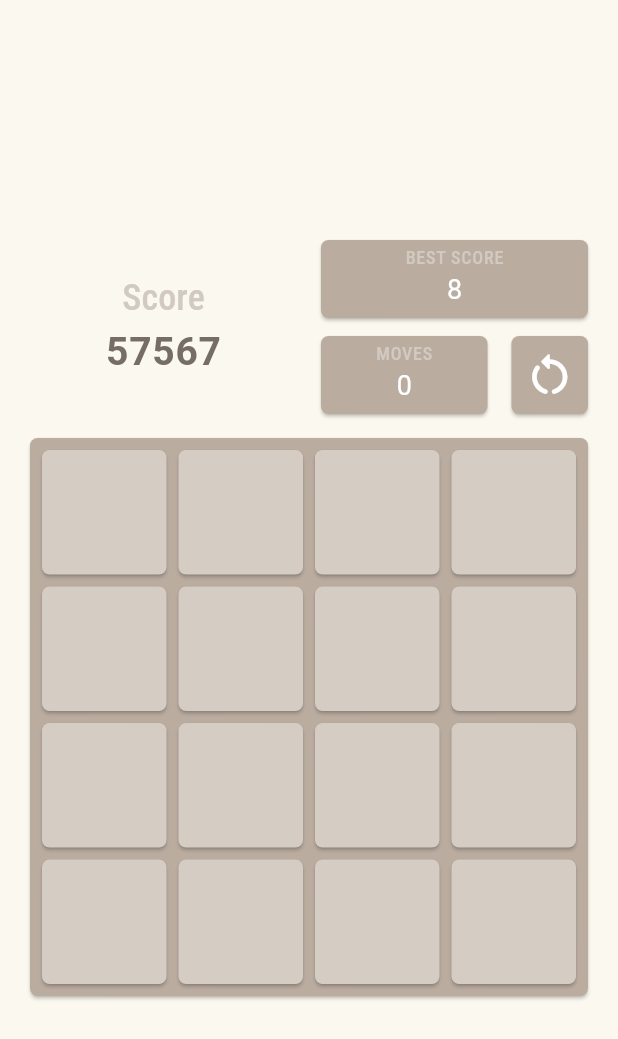
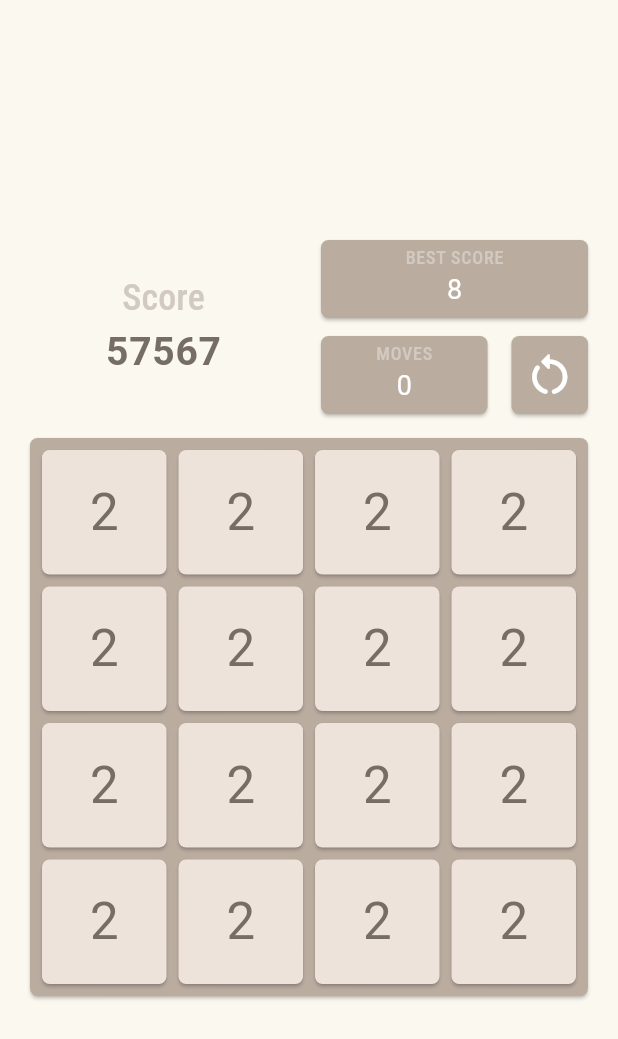
Before and after one commit to Esosek/my_2048, a Flutter app: the screen it shows after launch, on a phone screen of 412 x 824 dp. Shown: the top 1039 px of the screen. Run offline on Flutter 3.47's test engine with Material 3 defaults, Android fonts, the phone set to English and light mode, and no system bars; our stand-ins replace flutter_riverpod, google_fonts, logger.

Commit message:
Added Board tile

```diff
--- a/lib/components/board_tile.dart
+++ b/lib/components/board_tile.dart
@@ -5,8 +5,22 @@ class BoardTile extends StatelessWidget {
 
   @override
   Widget build(BuildContext context) {
-    return const Card(
-      color: Color.fromARGB(255, 213, 205, 196),
+    return Card(
+      color: const Color.fromARGB(255, 238, 227, 218),
+      child: Padding(
+        padding: const EdgeInsets.all(8),
+        child: FittedBox(
+          alignment: Alignment.center,
+          fit: BoxFit.scaleDown,
+          child: Text(
+            '2',
+            style: Theme.of(context).textTheme.bodyLarge!.copyWith(
+                  color: const Color.fromARGB(255, 118, 109, 101),
+                  fontSize: 34,
+                ),
+          ),
+        ),
+      ),
     );
   }
 }
```
Also changed, not shown: lib/models/tile.dart (+18 -0 lines).
